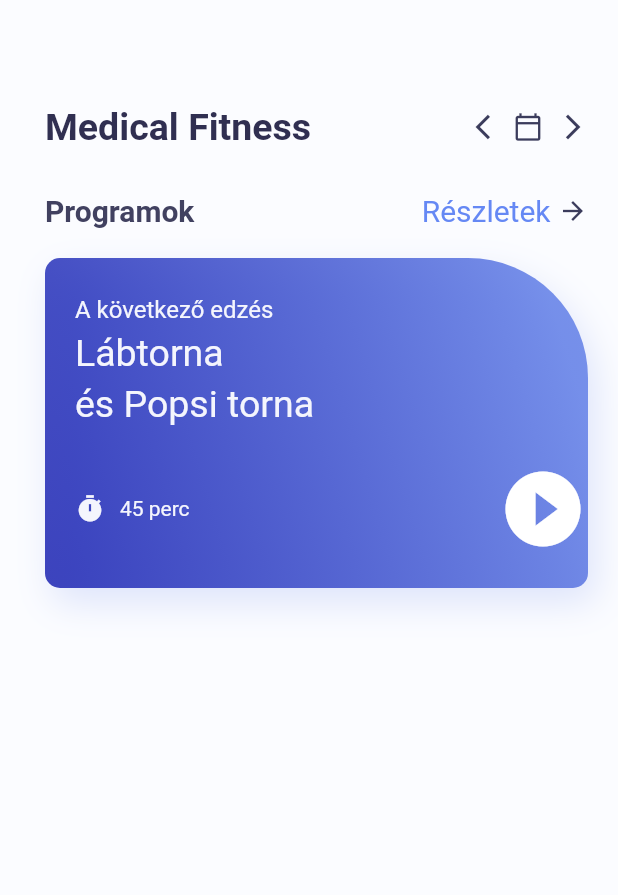
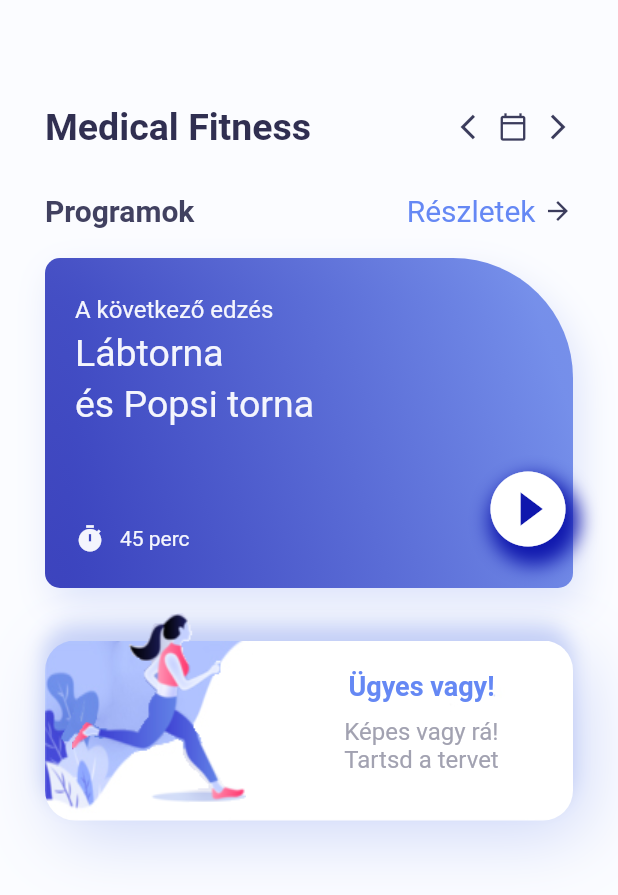
Before and after one commit to maximilianbarabas/fitnessapp, a Flutter app: the screen it shows after launch, on a phone screen of 412 x 824 dp. Shown: the top 895 px of the screen. Run offline on Flutter 3.47's test engine with Material 2 defaults, Android fonts, the phone set to English and light mode, and no system bars.

Commit message:
third box field done

```diff
--- a/lib/home_page.dart
+++ b/lib/home_page.dart
@@ -14,8 +14,9 @@ class _HomePageState extends State<HomePage> {
     return Scaffold(
         backgroundColor: color.AppColor.homePageBackground,
         body: Container(
-        padding: const EdgeInsets.only(top: 70, left: 30, right: 20),
-        child: Column(children: [
+          padding: const EdgeInsets.only(top: 70, left: 30, right: 30),
+          child: Column(
+            children: [
               Row(
                 children: [
                   Text(
@@ -129,11 +130,14 @@ class _HomePageState extends State<HomePage> {
                           height: 25,
                         ),
                         Row(
+                          //lefele helyezes az óra és a 45 perc felírat
+                          crossAxisAlignment: CrossAxisAlignment.end,
                           children: [
                             Row(children: [
                               Icon(Icons.timer,
                                   size: 20,
-                              color: color.AppColor.homePageContainerTextSmall),
+                                  color: color
+                                      .AppColor.homePageContainerTextSmall),
                               SizedBox(
                                 width: 10,
                               ),
@@ -141,23 +145,108 @@ class _HomePageState extends State<HomePage> {
                                 "45 perc",
                                 style: TextStyle(
                                     fontSize: 14,
-                                color:
-                                    color.AppColor.homePageContainerTextSmall),
+                                    color: color
+                                        .AppColor.homePageContainerTextSmall),
                               ),
                             ]),
                             Expanded(child: Container()),
-                        Icon(
+                            Container(
+                              decoration: BoxDecoration(
+                                  borderRadius: BorderRadius.circular(60),
+                                  boxShadow: [
+                                    BoxShadow(
+                                        color: color.AppColor.gradientFirst,
+                                        blurRadius: 10,
+                                        offset: Offset(4, 8))
+                                  ]),
+                              child: Icon(
                                 Icons.play_circle_fill,
                                 color: Colors.white,
                                 size: 60,
+                              ),
                             )
                           ],
                         ),
                       ]),
                 ),
-          )
+              ),
+              SizedBox(
+                height: 5,
+              ),
+              Container(
+                height: 180,
+                width: MediaQuery.of(context).size.width,
+                // Stack widget when you can wrap addons on the box
+                child: Stack(
+                  children: [
+                    Container(
+                      width: MediaQuery.of(context).size.width,
+                      margin: const EdgeInsets.only(top: 30),
+                      height: 120,
+                      decoration: BoxDecoration(
+                          borderRadius: BorderRadius.circular(20),
+                          image: DecorationImage(
+                              image: AssetImage("assets/card.jpg"),
+                              fit: BoxFit.fill),
+                          boxShadow: [
+                            BoxShadow(
+                                blurRadius: 40,
+                                offset: Offset(8, 10),
+                                color: color.AppColor.gradientSecond
+                                    .withOpacity(0.3)),
+                            BoxShadow(
+                                blurRadius: 10,
+                                offset: Offset(-1, -10),
+                                color: color.AppColor.gradientSecond
+                                    .withOpacity(0.3))
                           ]),
                     ),
-    );
+                    Container(
+                        height: 200,
+                        width: MediaQuery.of(context).size.width,
+                        margin: const EdgeInsets.only(right: 200, bottom: 30),
+                        decoration: BoxDecoration(
+                          // color: Colors.redAccent.withOpacity(0.2),
+                          borderRadius: BorderRadius.circular(20),
+                          image: DecorationImage(
+                            image: AssetImage("assets/figure.png"),
+                            // fit: BoxFit.fill
+                          ),
+                        )),
+                    Container(
+                      width: double.maxFinite,
+                      height: 100,
+                      margin: const EdgeInsets.only(left: 150, top: 50),
+                      child: Column(
+                        children: [
+                          Text(
+                            "Ügyes vagy!",
+                            style: TextStyle(
+                                fontSize: 18,
+                                fontWeight: FontWeight.bold,
+                                color: color.AppColor.homePageDetail),
+                          ),
+                          SizedBox(
+                            height: 10,
+                          ),
+                          RichText(
+                              text: TextSpan(
+                                  text: "Képes vagy rá!\n",
+                                  style: TextStyle(
+                                    color: color.AppColor.homePagePlanColor,
+                                    fontSize: 16,
+                                  ),
+                                  children: [
+                                TextSpan(text: "Tartsd a tervet")
+                              ]))
+                        ],
+                      ),
+                    ),
+                  ],
+                ),
+              ),
+            ],
+          ),
+        ));
   }
 }
--- a/pubspec.yaml
+++ b/pubspec.yaml
@@ -59,7 +59,8 @@ flutter:
   uses-material-design: true
 
   # To add assets to your application, add an assets section, like this:
-  # assets:
+  assets:
+    - assets/
   #   - images/a_dot_burr.jpeg
   #   - images/a_dot_ham.jpeg
 
```
Also changed, not shown: assets/card.jpg (added), assets/figure.png (added). Lines whose indentation alone changed are shown as unchanged.
